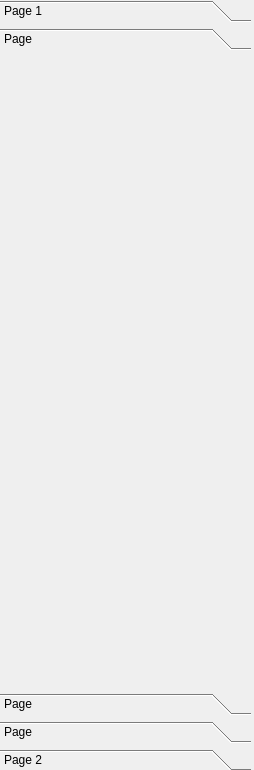
First picture: the form in src/frontend/FrToolsPanel/FrToolsPanel.ui, repository gablab/murfi2, before the edit.
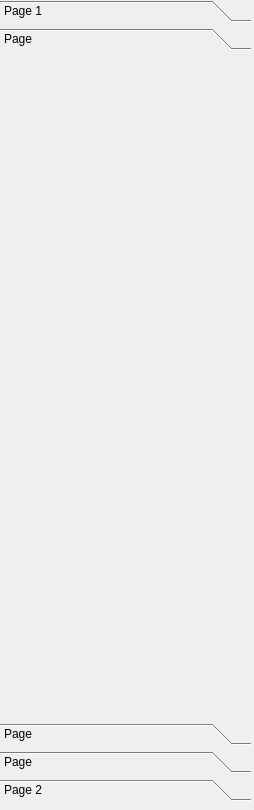
Second picture: the form after the edit. The open tabs and pages were chosen to show the change.

Diff of the .ui file:
```diff
--- a/src/frontend/FrToolsPanel/FrToolsPanel.ui
+++ b/src/frontend/FrToolsPanel/FrToolsPanel.ui
@@ -6,7 +6,7 @@
     <x>0</x>
     <y>0</y>
     <width>254</width>
-    <height>770</height>
+    <height>810</height>
    </rect>
   </property>
   <property name="windowTitle" >
@@ -18,9 +18,12 @@
      <x>0</x>
      <y>0</y>
      <width>251</width>
-     <height>771</height>
+     <height>801</height>
     </rect>
    </property>
+   <property name="frameShape" >
+    <enum>QFrame::NoFrame</enum>
+   </property>
    <property name="currentIndex" >
     <number>0</number>
    </property>
@@ -38,6 +41,14 @@
     </attribute>
    </widget>
    <widget class="QWidget" name="page_3" >
+    <property name="geometry" >
+     <rect>
+      <x>0</x>
+      <y>0</y>
+      <width>96</width>
+      <height>26</height>
+     </rect>
+    </property>
     <attribute name="label" >
      <string>Page</string>
     </attribute>
```
Left out of the diff: 24 changed lines with no effect on the pictures.
